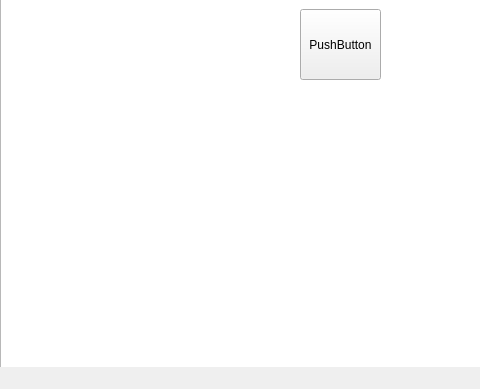
Old version of the form mainwindow.ui in the repository diegozuluaga737/parcial-3; both pictures show x 0 to 480 and y 361 to 750 of the 750 by 750 pixel window.
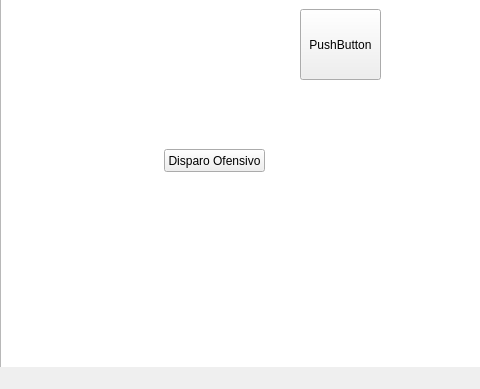
New version of the form.

```diff
--- a/mainwindow.ui
+++ b/mainwindow.ui
@@ -161,6 +161,19 @@
      <number>600</number>
     </property>
    </widget>
+   <widget class="QPushButton" name="Disparo_O">
+    <property name="geometry">
+     <rect>
+      <x>164</x>
+      <y>510</y>
+      <width>101</width>
+      <height>23</height>
+     </rect>
+    </property>
+    <property name="text">
+     <string>Disparo Ofensivo</string>
+    </property>
+   </widget>
   </widget>
   <widget class="QMenuBar" name="menubar">
    <property name="geometry">
```
